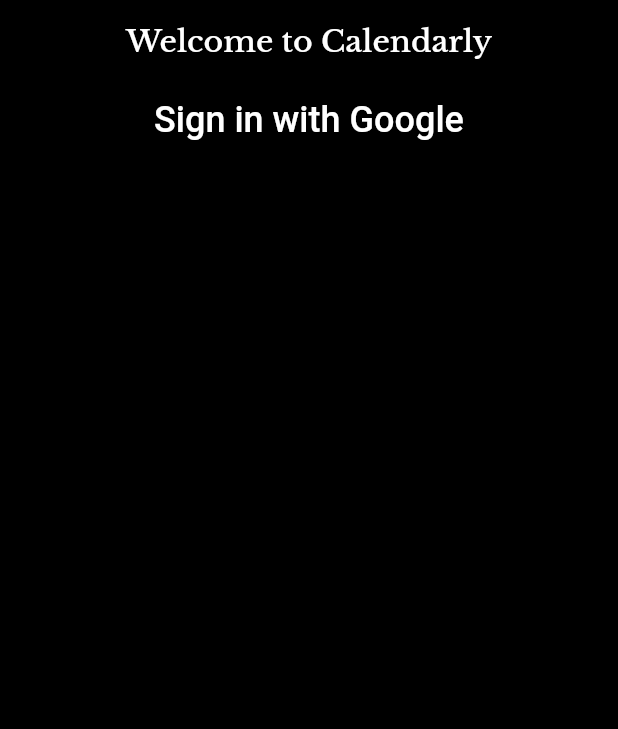
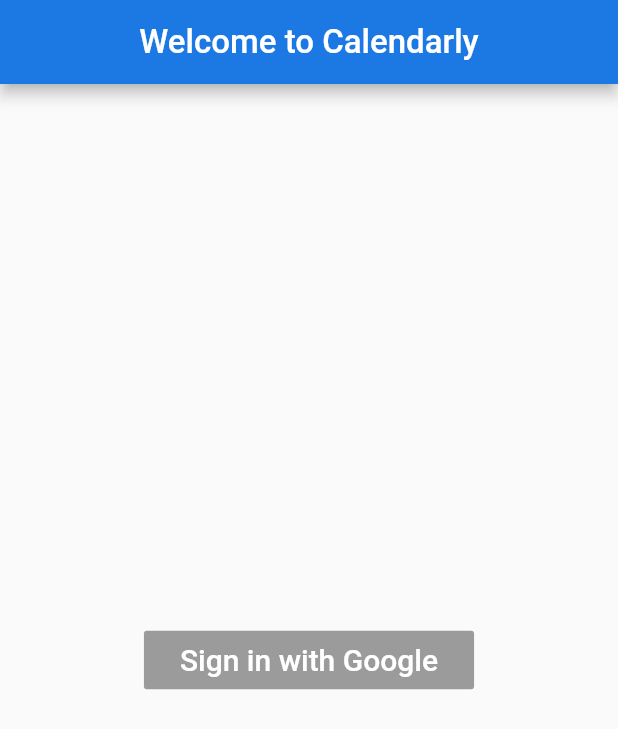
Before and after one commit to kimberlycao/Calendarly, a Flutter app: the screen it shows after launch, on a phone screen of 412 x 824 dp. Shown: the top 729 px of the screen. Run offline on Flutter 3.47's test engine with Material 2 defaults, Android fonts, the phone set to English and light mode, and no system bars; our stand-ins replace google_fonts, table_calendar.

Commit message:
Added Google sign-in on login screen

```diff
--- a/lib/loginpage.dart
+++ b/lib/loginpage.dart
@@ -16,22 +16,23 @@ class _LoginScreenState extends State<LoginScreen> {
   @override
   Widget build(BuildContext context) {
     return Scaffold(
-      backgroundColor: Colors.black,
       appBar: AppBar(
         centerTitle: true,
         title: Text('Welcome to Calendarly',
-            style: GoogleFonts.libreBaskerville(
-                fontSize: 20.0, color: Colors.white)),
+            style: GoogleFonts.breeSerif(fontSize: 22.0, color: Colors.white)),
       ),
       body: Center(
           child: Column(
-            //mainAxisAlignment: MainAxisAlignment.center,
-            children: <Widget>[
-            RaisedButton(child: Padding(
-              padding: const EdgeInsets.all(8.0),
-              child: Text("Sign in with Google", style: TextStyle(color: Colors.white, fontSize: 24),),
-              ), onPressed: //TODO
-              ,
+        mainAxisAlignment: MainAxisAlignment.center,
+        children: <Widget>[
+          RaisedButton(
+              color: Colors.blue,
+              child: Padding(
+                  padding: const EdgeInsets.all(8.0),
+                  child: Text("Sign in with Google",
+                      style: GoogleFonts.breeSerif(
+                          color: Colors.white, fontSize: 20.0))),
+              onPressed: null)
         ],
       )),
     );
--- a/lib/main.dart
+++ b/lib/main.dart
@@ -5,18 +5,18 @@ void main() {
   runApp(MyApp());
 }
 
-MaterialColor colorCustom = MaterialColor(0xFF000000, color);
+MaterialColor colorCustom = MaterialColor(0xFF1C79E4, color);
 Map<int, Color> color = {
-  50: Color.fromRGBO(0, 0, 0, .1),
-  100: Color.fromRGBO(0, 0, 0, .2),
-  200: Color.fromRGBO(0, 0, 0, .3),
-  300: Color.fromRGBO(0, 0, 0, .4),
-  400: Color.fromRGBO(0, 0, 0, .5),
-  500: Color.fromRGBO(0, 0, 0, .6),
-  600: Color.fromRGBO(0, 0, 0, .7),
-  700: Color.fromRGBO(0, 0, 0, .8),
-  800: Color.fromRGBO(0, 0, 0, .9),
-  900: Color.fromRGBO(0, 0, 0, 1),
+  50: Color.fromRGBO(28, 121, 228, .1),
+  100: Color.fromRGBO(28, 121, 228, .2),
+  200: Color.fromRGBO(28, 121, 228, .3),
+  300: Color.fromRGBO(28, 121, 228, .4),
+  400: Color.fromRGBO(28, 121, 228, .5),
+  500: Color.fromRGBO(28, 121, 228, .6),
+  600: Color.fromRGBO(28, 121, 228, .7),
+  700: Color.fromRGBO(28, 121, 228, .8),
+  800: Color.fromRGBO(28, 121, 228, .9),
+  900: Color.fromRGBO(28, 121, 228, 1),
 };
 
 class MyApp extends StatelessWidget {
```
